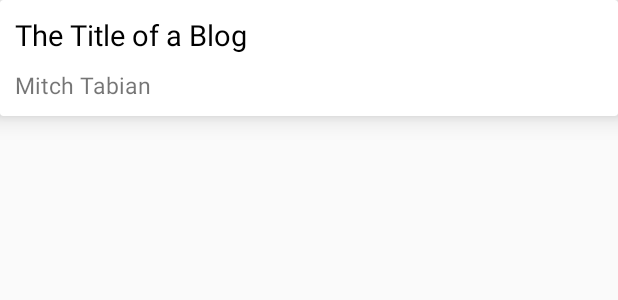
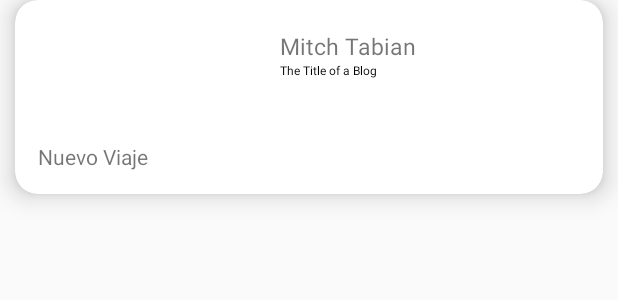
Before and after one commit to Cesar947/FUND_ARQ_SOFTWARE-Skip, an Android app: the layout viaje_list_item.xml on its own in the app's theme, with its tools: preview values and no code run, on a phone screen of 412 x 824 dp. Shown: the top 300 px of the screen. Run offline under Robolectric (Android 15) with nearby library versions, the phone set to English and light mode, and no system bars.

Commit message:
q riko lo riko

```diff
--- a/Skip_Android/app/src/main/java/com/simplife/skip/adapter/ViajeRecyclerAdapter.kt
+++ b/Skip_Android/app/src/main/java/com/simplife/skip/adapter/ViajeRecyclerAdapter.kt
@@ -42,10 +42,12 @@ class ViajeRecyclerAdapter : RecyclerView.Adapter<RecyclerView.ViewHolder>(){
         val userImage = itemView.viaje_image
         val viajeTitle = itemView.viaje_title
         val author = itemView.viaje_author
+        val viajeText = itemView.viaje_text
 
         fun bind(viaje: Viaje){
             viajeTitle.setText(viaje.title)
             author.setText(viaje.username)
+            viajeText.setText(viaje.body)
 
             val requestOptions = RequestOptions()
                 .placeholder(R.drawable.ic_launcher_background)
--- a/Skip_Android/app/src/main/java/com/simplife/skip/models/Viaje.kt
+++ b/Skip_Android/app/src/main/java/com/simplife/skip/models/Viaje.kt
@@ -6,7 +6,8 @@ data class Viaje (
     var image: String,
     var destiny: String,
     var source: String,
-    var username: String
+    var username: String,
+    var publish: String
 ) {
 
     override fun toString(): String {
--- a/Skip_Android/app/src/main/res/layout/fragment_home.xml
+++ b/Skip_Android/app/src/main/res/layout/fragment_home.xml
@@ -11,6 +11,7 @@
     <androidx.recyclerview.widget.RecyclerView
         android:layout_width="match_parent"
         android:layout_height="match_parent"
-        android:id="@+id/recycler_viaje_view"/>
+        android:id="@+id/recycler_viaje_view">
+    </androidx.recyclerview.widget.RecyclerView>
 
 </RelativeLayout>
--- a/Skip_Android/app/src/main/res/layout/viaje_list_item.xml
+++ b/Skip_Android/app/src/main/res/layout/viaje_list_item.xml
@@ -1,11 +1,14 @@
 <?xml version="1.0" encoding="utf-8"?>
 <androidx.cardview.widget.CardView
     xmlns:android="http://schemas.android.com/apk/res/android"
+    xmlns:tools="http://schemas.android.com/tools"
     android:layout_width="match_parent"
     android:layout_height="wrap_content"
     xmlns:app="http://schemas.android.com/apk/res-auto"
     app:cardElevation="10dp"
-    app:cardCornerRadius="2dp"
+    app:cardCornerRadius="15dp"
+    android:layout_marginRight="10dp"
+    android:layout_marginLeft="10dp"
     app:cardPreventCornerOverlap="false"
     >
 
@@ -14,52 +17,68 @@
         android:layout_height="wrap_content"
         >
 
-        <ImageView
-            android:layout_width="match_parent"
-            android:layout_height="0dp"
-            app:layout_constraintTop_toTopOf="parent"
-            app:layout_constraintLeft_toLeftOf="parent"
-            app:layout_constraintRight_toRightOf="parent"
-            android:id="@+id/viaje_image"
-            android:padding="0dp"
-            android:layout_margin="0dp"
-            android:adjustViewBounds="true"
-            android:scaleType="fitXY"
-            />
-
 
         <LinearLayout
             android:layout_width="match_parent"
+            android:layout_height="match_parent"
+            android:orientation="vertical"
+            tools:layout_editor_absoluteX="412dp">
+
+            <LinearLayout
+                android:layout_width="414dp"
+                android:layout_height="79dp"
+                android:orientation="horizontal">
+
+                <ImageView
+                    android:id="@+id/viaje_image"
+                    android:layout_width="250px"
+                    android:layout_height="250px"
+                    android:layout_margin="0dp"
+                    android:adjustViewBounds="true"
+                    android:padding="0dp"
+                    android:scaleType="fitXY" />
+
+                <LinearLayout
+                    android:id="@+id/container1"
+                    android:layout_width="262dp"
                     android:layout_height="wrap_content"
-            app:layout_constraintTop_toBottomOf="@id/viaje_image"
-            app:layout_constraintLeft_toLeftOf="parent"
-            app:layout_constraintRight_toRightOf="parent"
-            app:layout_constraintBottom_toBottomOf="parent"
                     android:orientation="vertical"
-            android:padding="10dp"
-            android:id="@+id/container1"
-            >
+                    android:padding="10dp">
+
                     <TextView
+                        android:id="@+id/viaje_author"
                         android:layout_width="match_parent"
                         android:layout_height="wrap_content"
+                        android:layout_marginTop="10dp"
+                        android:text="Mitch Tabian"
+                        android:textSize="15sp" />
+
+                    <TextView
                         android:id="@+id/viaje_title"
+                        android:layout_width="match_parent"
+                        android:layout_height="wrap_content"
                         android:text="The Title of a Blog"
                         android:textColor="#000"
-                android:textSize="19sp"
-                />
-
-            <TextView
-                android:layout_width="match_parent"
-                android:layout_height="wrap_content"
-                android:id="@+id/viaje_author"
-                android:text="Mitch Tabian"
-                android:textSize="15sp"
-                android:layout_marginTop="10dp"
-                />
+                        android:textSize="8sp" />
 
 
                 </LinearLayout>
+            </LinearLayout>
 
+            <LinearLayout
+                android:layout_width="match_parent"
+                android:layout_height="match_parent"
+                android:orientation="vertical">
+
+                <TextView
+                    android:id="@+id/viaje_text"
+                    android:layout_width="match_parent"
+                    android:layout_height="wrap_content"
+                    android:text="Nuevo Viaje"
+                    android:layout_margin="15dp"/>
+            </LinearLayout>
+
+        </LinearLayout>
 
 
     </androidx.constraintlayout.widget.ConstraintLayout>
```
Also changed, not shown: Skip_Android/app/src/main/java/com/simplife/skip/fragments/HomeFragment.kt (+17 -14 lines), Skip_Android/app/src/main/java/com/simplife/skip/util/DataSource.kt (+10 -0 lines). Lines whose indentation alone changed are shown as unchanged.
